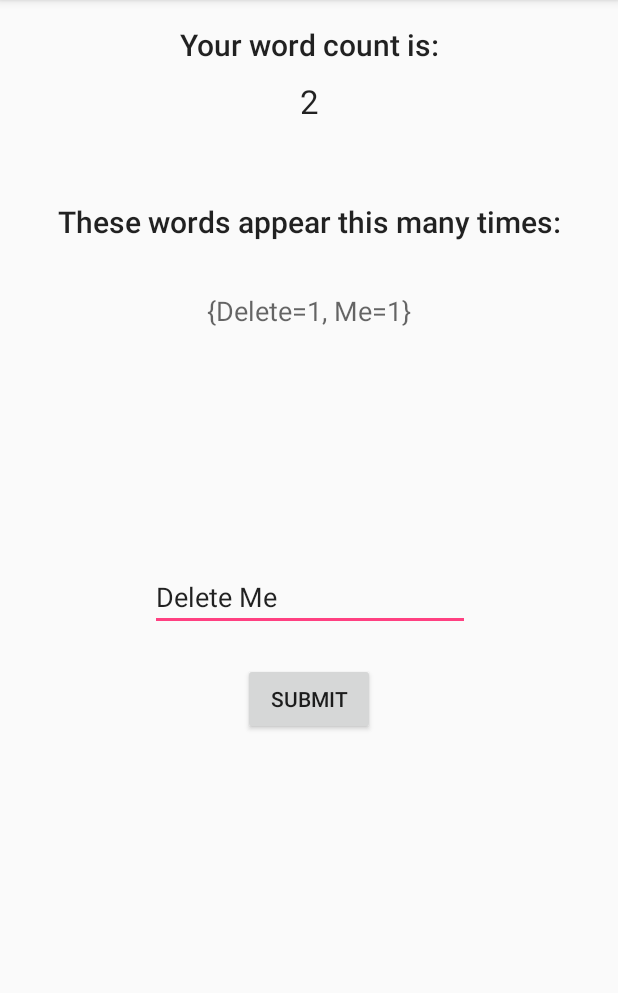
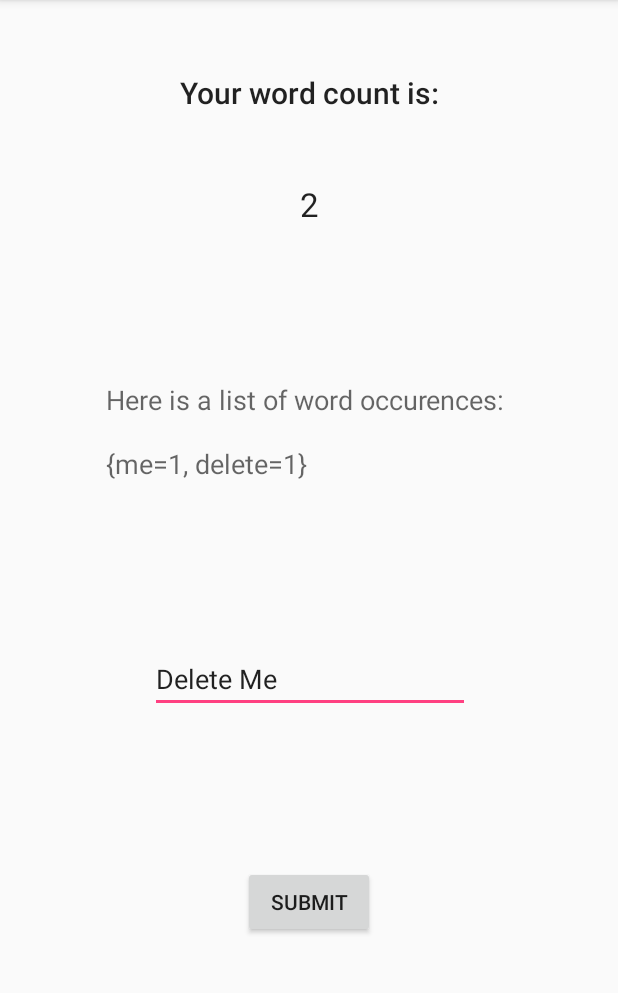
Before and after one commit to scottishasian/Homework_Number_ThirtySix, an Android app: the screen it shows after launch (MainActivity), after a tap on "SUBMIT", on a phone screen of 412 x 824 dp, the part 84-1077 px from its top. Run offline under Robolectric (Android 15) with nearby library versions, the phone set to English and light mode, and no system bars.

Commit message:
Changed wordOccurences to a String type method.

```diff
--- a/app/src/main/java/com/example/kynansong/wordcounter/Models/WordCounter.java
+++ b/app/src/main/java/com/example/kynansong/wordcounter/Models/WordCounter.java
@@ -16,15 +16,17 @@ public class WordCounter {
         return new Integer(result).toString();
     }
 
-    public Map<String, Integer> wordOccurences(String phrase) {
+    public String wordOccurences(String phrase) {         // method adapted from stackoverflow.
         String[] words = phrase.split(" ");
         Map<String, Integer> occurences = new HashMap();
         for(String word : words) {
-            if(!occurences.containsKey(word))
-                occurences.put(word, 1);
-            else
-                occurences.put(word, occurences.get(word) + 1);
+            if(!occurences.containsKey(word)) {        //If contained word not in occurences put 1, else add 1.
+                occurences.put(word.toLowerCase(), 1);
+            }else {
+                occurences.put(word.toLowerCase(), occurences.get(word) + 1);
+            }
         }
-        return occurences;
+        //        return "Here is a list of word occurences: " + occurences;
+        return "Here is a list of word occurences: \n\n" + occurences;
     }
 }
--- a/app/src/main/res/layout/activity_main.xml
+++ b/app/src/main/res/layout/activity_main.xml
@@ -18,7 +18,7 @@
         app:layout_constraintLeft_toLeftOf="parent"
         app:layout_constraintRight_toRightOf="parent"
         app:layout_constraintTop_toBottomOf="@+id/word_count_header"
-        app:layout_constraintVertical_bias="0.002"
+        app:layout_constraintVertical_bias="0.058"
         tools:text="@string/wordcount" />
 
     <EditText
@@ -38,8 +38,8 @@
         app:layout_constraintEnd_toEndOf="parent"
         app:layout_constraintHorizontal_bias="0.503"
         app:layout_constraintStart_toStartOf="parent"
-        app:layout_constraintTop_toBottomOf="@+id/word_count"
-        app:layout_constraintVertical_bias="0.457" />
+        app:layout_constraintTop_toBottomOf="@+id/occurences_count"
+        app:layout_constraintVertical_bias="0.262" />
 
     <Button
         android:id="@+id/submit_button"
@@ -55,7 +55,7 @@
         app:layout_constraintEnd_toEndOf="parent"
         app:layout_constraintStart_toStartOf="parent"
         app:layout_constraintTop_toBottomOf="@+id/sentence_input"
-        app:layout_constraintVertical_bias="0.048"
+        app:layout_constraintVertical_bias="0.412"
         tools:text="@string/submit" />
 
     <TextView
@@ -64,7 +64,7 @@
         android:layout_height="wrap_content"
         android:layout_marginEnd="8dp"
         android:layout_marginStart="8dp"
-        android:layout_marginTop="16dp"
+        android:layout_marginTop="48dp"
         android:text="@string/wordCountHeader"
         android:textAppearance="@style/TextAppearance.AppCompat.Title"
         app:layout_constraintEnd_toEndOf="parent"
@@ -73,38 +73,20 @@
         tools:text="@string/wordCountHeader" />
 
     <TextView
-        android:id="@+id/occurences_header"
-        android:layout_width="wrap_content"
-        android:layout_height="wrap_content"
-        android:layout_marginBottom="8dp"
-        android:layout_marginEnd="8dp"
-        android:layout_marginStart="8dp"
-        android:layout_marginTop="52dp"
-        android:text="@string/occurence_header"
-        android:textAppearance="@style/TextAppearance.AppCompat.Title"
-        app:layout_constraintBottom_toBottomOf="parent"
-        app:layout_constraintEnd_toEndOf="parent"
-        app:layout_constraintStart_toStartOf="parent"
-        app:layout_constraintTop_toBottomOf="@+id/word_count"
-        app:layout_constraintVertical_bias="0.0"
-        tools:text="@string/occurence_header" />
-
-    <TextView
         android:id="@+id/occurences_count"
         android:layout_width="wrap_content"
         android:layout_height="wrap_content"
         android:layout_marginBottom="8dp"
-        android:layout_marginEnd="8dp"
-        android:layout_marginStart="8dp"
-        android:layout_marginTop="16dp"
+        android:layout_marginEnd="24dp"
+        android:layout_marginStart="24dp"
         android:contentDescription="@string/example_text"
         android:text="@string/occurences"
         android:textAppearance="@style/TextAppearance.AppCompat.Medium"
         app:layout_constraintBottom_toBottomOf="parent"
         app:layout_constraintEnd_toEndOf="parent"
         app:layout_constraintStart_toStartOf="parent"
-        app:layout_constraintTop_toBottomOf="@+id/occurences_header"
-        app:layout_constraintVertical_bias="0.031"
+        app:layout_constraintTop_toBottomOf="@+id/word_count"
+        app:layout_constraintVertical_bias="0.191"
         tools:text="@string/occurences" />
 
 </android.support.constraint.ConstraintLayout>
```
